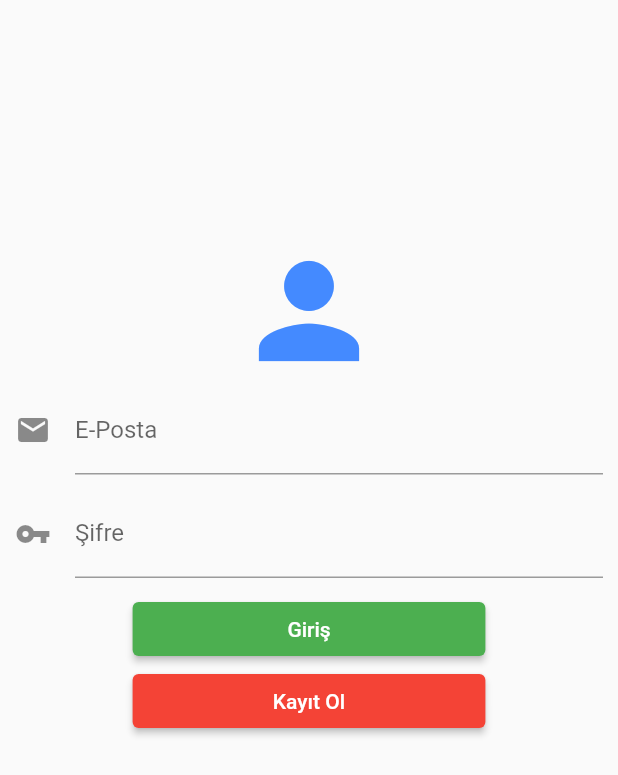
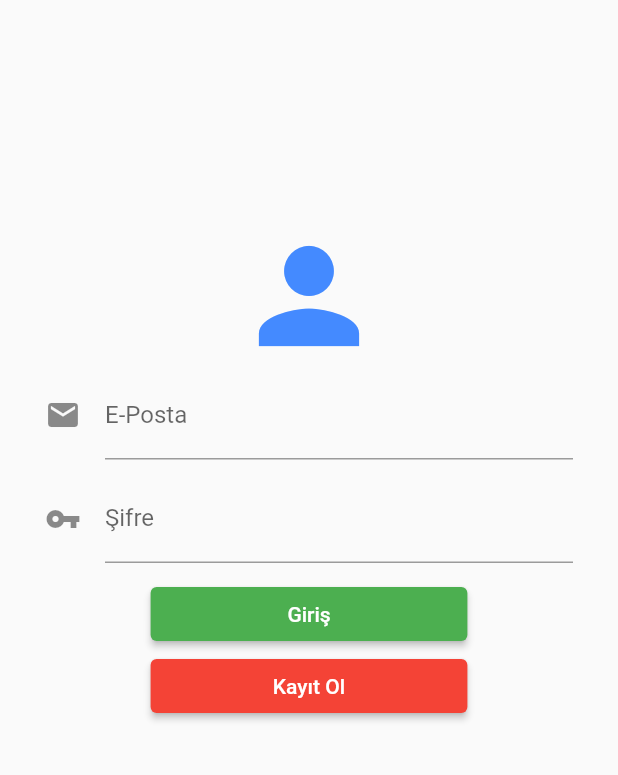
Before and after one commit to reqdevil/Fearless_Chat_Demo, a Flutter app: the screen it shows after launch, on a phone screen of 412 x 824 dp. Shown: the top 775 px of the screen. Run offline on Flutter 3.47's test engine with Material 2 defaults, Android fonts, the phone set to English and light mode, and no system bars; our stand-ins replace firebase_auth, firebase_core; accounts and stored records are empty.

Commit message:
Update LoginPage.dart

```diff
--- a/lib/Pages/LoginPage.dart
+++ b/lib/Pages/LoginPage.dart
@@ -29,9 +29,8 @@ class _LoginPageState extends State<LoginPage> {
         child: Center(
           child: Container(
             height: MediaQuery.of(context).size.height / 1.5,
+            width: MediaQuery.of(context).size.width,
             margin: const EdgeInsets.only(top: 20),
-            child: Padding(
-              padding: const EdgeInsets.all(10),
             child: Column(
               children: [
                 const Icon(
@@ -39,7 +38,9 @@ class _LoginPageState extends State<LoginPage> {
                   color: Colors.blueAccent,
                   size: 100,
                 ),
-                  Form(
+                Padding(
+                  padding: const EdgeInsets.symmetric(horizontal: 30.0),
+                  child: Form(
                     key: _formKey,
                     child: Column(
                       crossAxisAlignment: CrossAxisAlignment.stretch,
@@ -195,8 +196,8 @@ class _LoginPageState extends State<LoginPage> {
                       ],
                     ),
                   ),
+                ),
               ],
-              ),
             ),
           ),
         ),
```
Lines whose indentation alone changed are shown as unchanged.
